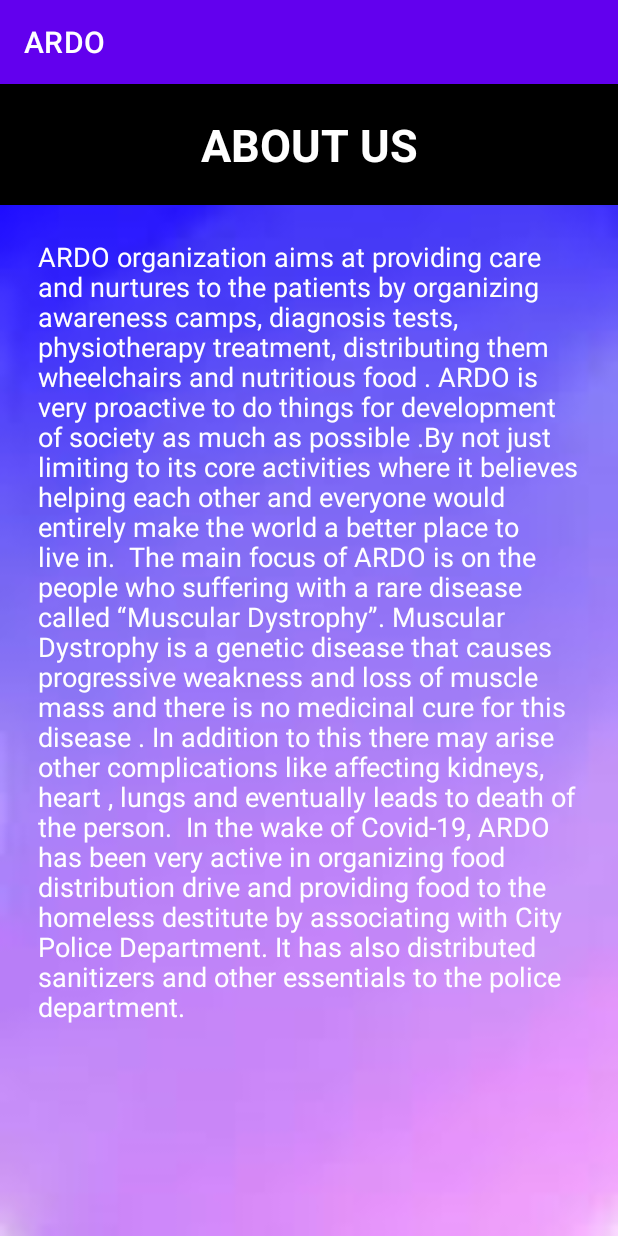
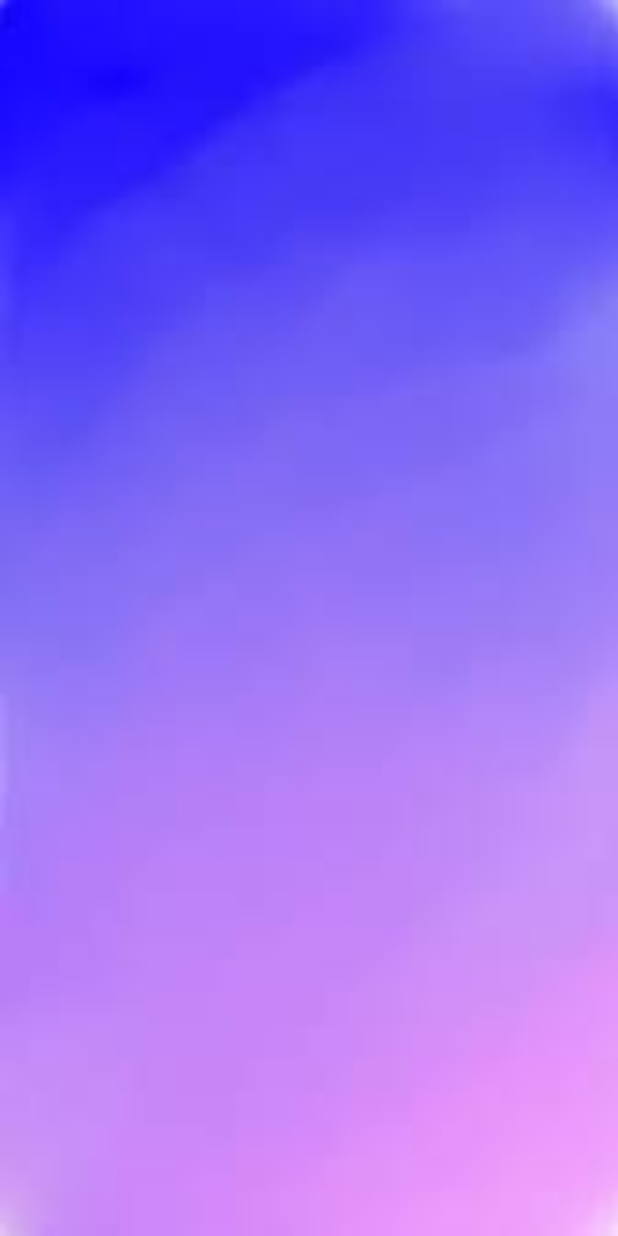
Before and after one commit to KBJ32/ARDO, an Android app: the fragment AboutUs shown on its own in the app's theme, on a phone screen of 412 x 824 dp. Run offline under Robolectric (Android 15) with nearby library versions, the phone set to English and light mode, and no system bars.

Commit message:
Four fragments - Sixth Commit

```diff
--- a/app/src/main/res/drawable/ic_about.xml
+++ b/app/src/main/res/drawable/ic_about.xml
@@ -1,4 +1,4 @@
-<vector android:height="24dp" android:tint="#000000"
+<vector android:height="24dp" android:tint="#D2D2D2"
     android:viewportHeight="24" android:viewportWidth="24"
     android:width="24dp" xmlns:android="http://schemas.android.com/apk/res/android">
     <path android:fillColor="@android:color/white" android:pathData="M12,2C6.48,2 2,6.48 2,12s4.48,10 10,10 10,-4.48 10,-10S17.52,2 12,2zM13,17h-2v-6h2v6zM13,9h-2L11,7h2v2z"/>
--- a/app/src/main/res/drawable/ic_gallery.xml
+++ b/app/src/main/res/drawable/ic_gallery.xml
@@ -1,4 +1,4 @@
-<vector android:height="24dp" android:tint="#000000"
+<vector android:height="24dp" android:tint="#D2D2D2"
     android:viewportHeight="24" android:viewportWidth="24"
     android:width="24dp" xmlns:android="http://schemas.android.com/apk/res/android">
     <path android:fillColor="@android:color/white" android:pathData="M21,19V5c0,-1.1 -0.9,-2 -2,-2H5c-1.1,0 -2,0.9 -2,2v14c0,1.1 0.9,2 2,2h14c1.1,0 2,-0.9 2,-2zM8.5,13.5l2.5,3.01L14.5,12l4.5,6H5l3.5,-4.5z"/>
--- a/app/src/main/res/drawable/ic_home.xml
+++ b/app/src/main/res/drawable/ic_home.xml
@@ -1,4 +1,4 @@
-<vector android:height="24dp" android:tint="#000000"
+<vector android:height="24dp" android:tint="#D2D2D2"
     android:viewportHeight="24" android:viewportWidth="24"
     android:width="24dp" xmlns:android="http://schemas.android.com/apk/res/android">
     <path android:fillColor="@android:color/white" android:pathData="M10,20v-6h4v6h5v-8h3L12,3 2,12h3v8z"/>
--- a/app/src/main/res/drawable/ic_logout.xml
+++ b/app/src/main/res/drawable/ic_logout.xml
@@ -1,5 +1,5 @@
 <vector android:autoMirrored="true" android:height="24dp"
-    android:tint="#000000" android:viewportHeight="24"
+    android:tint="#D2D2D2" android:viewportHeight="24"
     android:viewportWidth="24" android:width="24dp" xmlns:android="http://schemas.android.com/apk/res/android">
     <path android:fillColor="@android:color/white" android:pathData="M17,7l-1.41,1.41L18.17,11H8v2h10.17l-2.58,2.58L17,17l5,-5zM4,5h8V3H4c-1.1,0 -2,0.9 -2,2v14c0,1.1 0.9,2 2,2h8v-2H4V5z"/>
 </vector>
--- a/app/src/main/res/layout/fragment_about_us.xml
+++ b/app/src/main/res/layout/fragment_about_us.xml
@@ -6,34 +6,7 @@
     tools:context=".AboutUs"
     android:background="@drawable/background">
 
-    <!-- TODO: Update blank fragment layout -->
-    <TextView
-        android:layout_width="match_parent"
-        android:layout_height="wrap_content"
-        android:text="ABOUT US"
-        android:gravity="center"
-        android:textSize="30sp"
-        android:textStyle="bold"
-        android:textColor="#fff"
-        android:background="#000"
-        android:id="@+id/contentHead"
-        android:paddingVertical="20dp"/>
 
-    <TextView
-        android:layout_width="match_parent"
-        android:layout_height="wrap_content"
-        android:paddingHorizontal="25dp"
-        android:id="@+id/contentText"
-        android:layout_below="@id/contentHead"
-        android:text="ARDO organization aims at providing care and nurtures to the patients by organizing awareness camps, diagnosis tests, physiotherapy treatment, distributing them wheelchairs and nutritious food . ARDO is very proactive to do things for development of society as much as possible .By not just limiting to its core activities where it believes helping each other and everyone would entirely make the world a better place to live in.
-
-The main focus of ARDO is on the people who suffering with a rare disease called “Muscular Dystrophy”. Muscular Dystrophy is a genetic disease that causes progressive weakness and loss of muscle mass and there is no medicinal cure for this disease . In addition to this there may arise other complications like affecting kidneys, heart , lungs and eventually leads to death of the person.
-
-In the wake of Covid-19, ARDO has been very active in organizing food distribution drive and providing food to the homeless destitute by associating with City Police Department. It has also distributed sanitizers and other essentials to the police department."
-        android:textSize="18sp"
-        android:textColor="#fff"
-        android:lineHeight="20dp"
-        android:layout_marginTop="22dp"/>
 
 
 
--- a/app/src/main/res/menu/drawer_menu.xml
+++ b/app/src/main/res/menu/drawer_menu.xml
@@ -18,9 +18,9 @@
             android:icon="@drawable/ic_about"
             android:title="About" />
         <item
-            android:id="@+id/nav_logout"
-            android:icon="@drawable/ic_logout"
-            android:title="Logout"/>
+            android:id="@+id/nav_camera"
+            android:icon="@drawable/ic_camera"
+            android:title="Camera"/>
     </group>
 
 </menu>
--- a/app/src/main/res/values/themes.xml
+++ b/app/src/main/res/values/themes.xml
@@ -1,6 +1,6 @@
 <resources xmlns:tools="http://schemas.android.com/tools">
     <!-- Base application theme. -->
-    <style name="Theme.ARDO" parent="Theme.MaterialComponents.DayNight.DarkActionBar">
+    <style name="Theme.ARDO" parent="Theme.MaterialComponents.DayNight.NoActionBar">
         <!-- Primary brand color. -->
         <item name="colorPrimary">@color/purple_500</item>
         <item name="colorPrimaryVariant">@color/purple_700</item>
```
Also changed, not shown: app/src/main/AndroidManifest.xml (+10 -3 lines), app/src/main/java/com/example/ardo/LandingPage.java (added, +14 -0 lines), app/src/main/java/com/example/ardo/MainActivity.java (+39 -1 lines), app/src/main/res/layout/activity_landing_page.xml (added, +43 -0 lines), app/src/main/res/layout/activity_main.xml (+59 -22 lines), app/src/main/res/layout/fragment1.xml (deleted, +0 -104 lines), app/src/main/res/layout/fragment_gallery.xml (deleted, +0 -16 lines).
